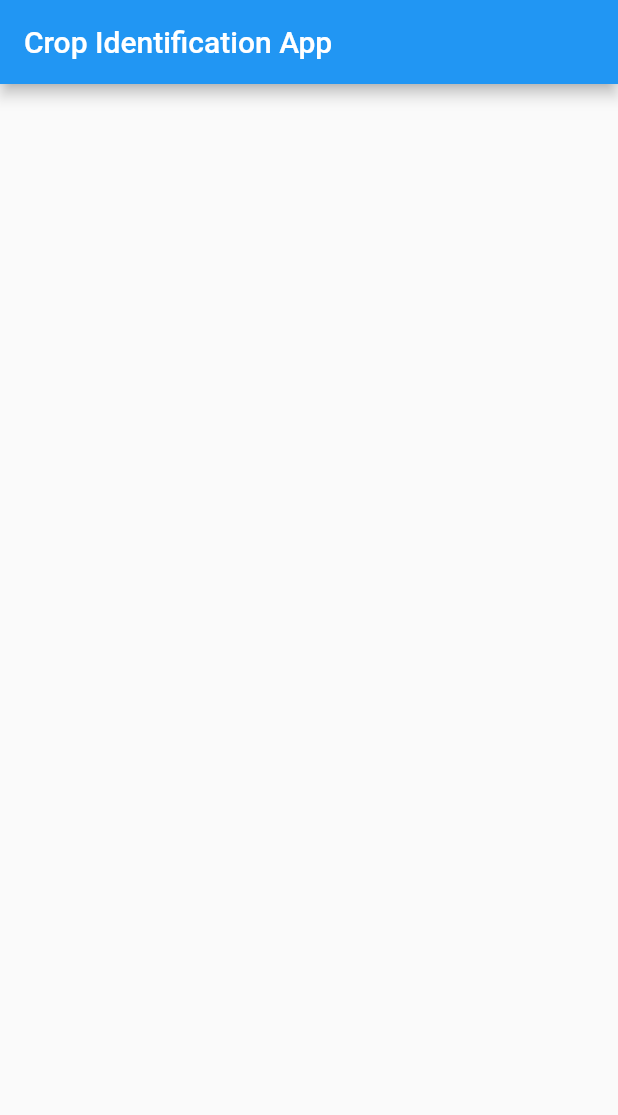
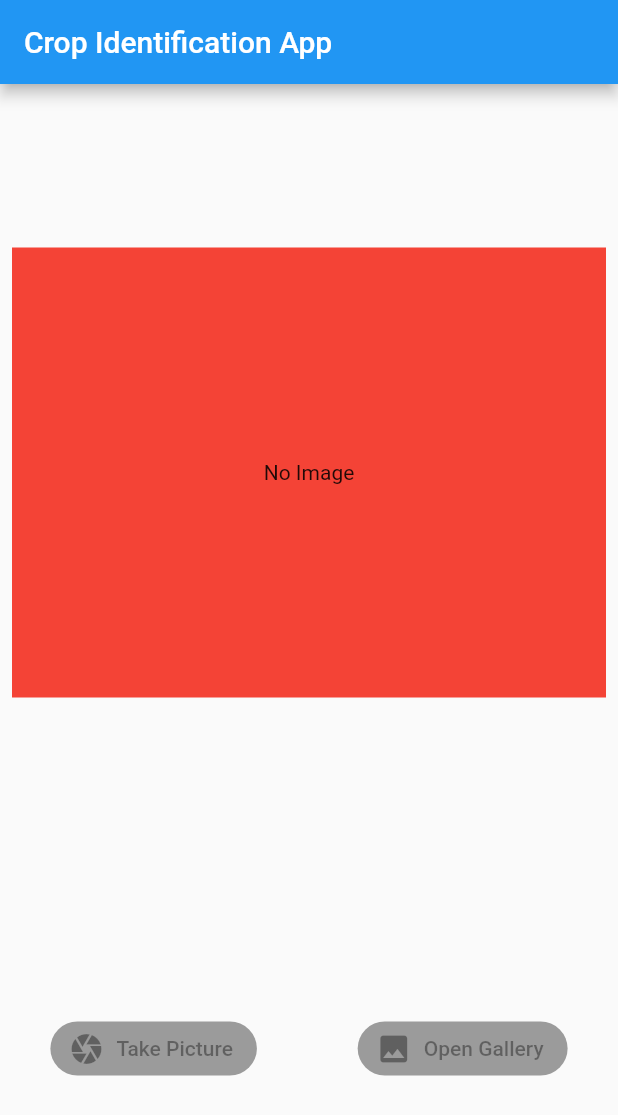
Before and after one commit to Mayur1009/CropIdentification, a Flutter app: the screen it shows after launch, on a phone screen of 412 x 824 dp. Shown: the top 1115 px of the screen. Run offline on Flutter 3.47's test engine with Material 2 defaults, Android fonts, the phone set to English and light mode, and no system bars.

Commit message:
Created rough design of homepage.

```diff
--- a/lib/main.dart
+++ b/lib/main.dart
@@ -26,3 +26,7 @@ class MyApp extends StatelessWidget {
     );
   }
 }
+
+// TODO: Make a page to display result and information about the crop.
+// TODO: Make the ImageWidget tapable and open a image viewer on tapped.
+// TODO: **Not so imp** Try to implement gallery as a tab in homepage.
--- /dev/null
+++ b/lib/providers/image_object.dart
@@ -0,0 +1,15 @@
+import 'dart:io';
+
+class ImageObject {
+  final File image;
+  final String latitude;
+  final String longitude;
+  final String timestamp;
+
+  ImageObject({
+    this.image,
+    this.latitude,
+    this.longitude,
+    this.timestamp,
+  });
+}
--- a/lib/screens/home_page.dart
+++ b/lib/screens/home_page.dart
@@ -1,4 +1,6 @@
 import 'package:flutter/material.dart';
+
+import '../widgets/image_widget.dart';
 
 class MyHomePage extends StatelessWidget {
   @override
@@ -7,6 +9,36 @@ class MyHomePage extends StatelessWidget {
       appBar: AppBar(
         title: Text('Crop Identification App'),
       ),
+      body: Column(
+        mainAxisAlignment: MainAxisAlignment.spaceAround,
+        crossAxisAlignment: CrossAxisAlignment.stretch,
+        children: <Widget>[
+          ImageWidget(),
+          Row(
+            mainAxisAlignment: MainAxisAlignment.spaceAround,
+            children: <Widget>[
+              RaisedButton.icon(
+                shape: RoundedRectangleBorder(
+                  borderRadius: BorderRadius.all(Radius.circular(30)),
+                ),
+                elevation: 10,
+                onPressed: null,
+                icon: Icon(Icons.camera),
+                label: Text('Take Picture'),
+              ),
+              RaisedButton.icon(
+                shape: RoundedRectangleBorder(
+                  borderRadius: BorderRadius.all(Radius.circular(30)),
+                ),
+                elevation: 10,
+                onPressed: null,
+                icon: Icon(Icons.photo),
+                label: Text('Open Gallery'),
+              ),
+            ],
+          ),
+        ],
+      ),
     );
   }
 }
--- /dev/null
+++ b/lib/widgets/image_widget.dart
@@ -0,0 +1,18 @@
+import 'package:flutter/material.dart';
+
+
+class ImageWidget extends StatelessWidget {
+  @override
+  Widget build(BuildContext context) {
+    return Container(
+      margin: EdgeInsets.all(8),
+      color: Colors.red,
+      width: 300,
+      height: 300,
+      padding: EdgeInsets.all(8),
+      child: Center(
+        child: Text('No Image'),
+      ),
+    );
+  }
+}
```
